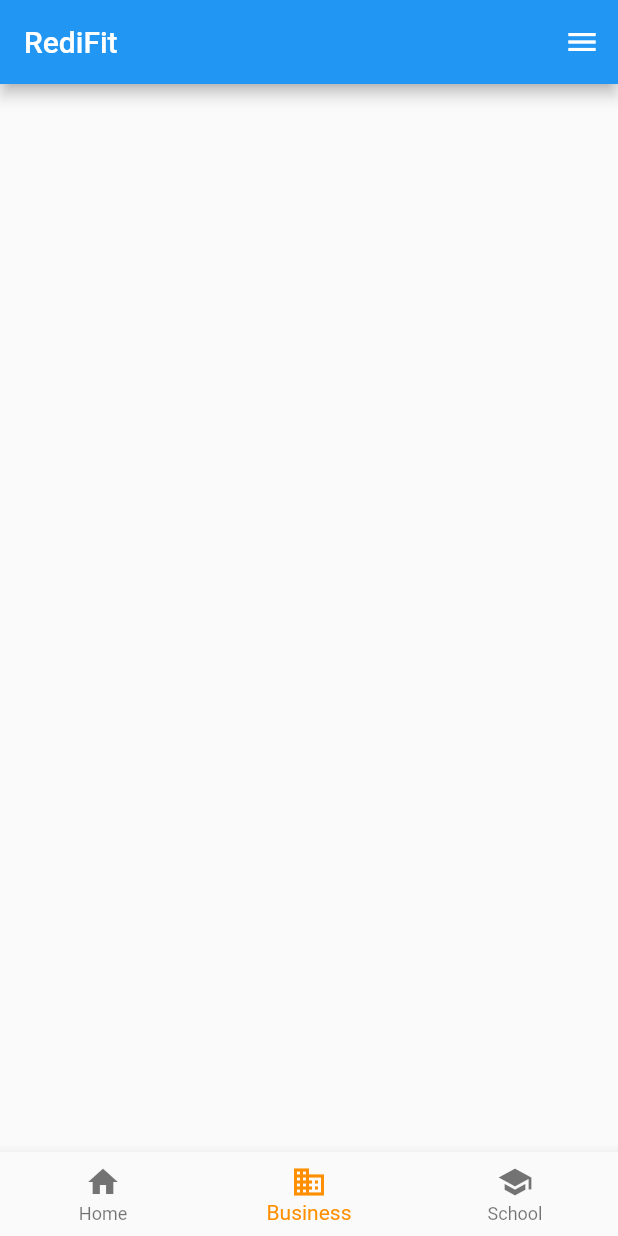
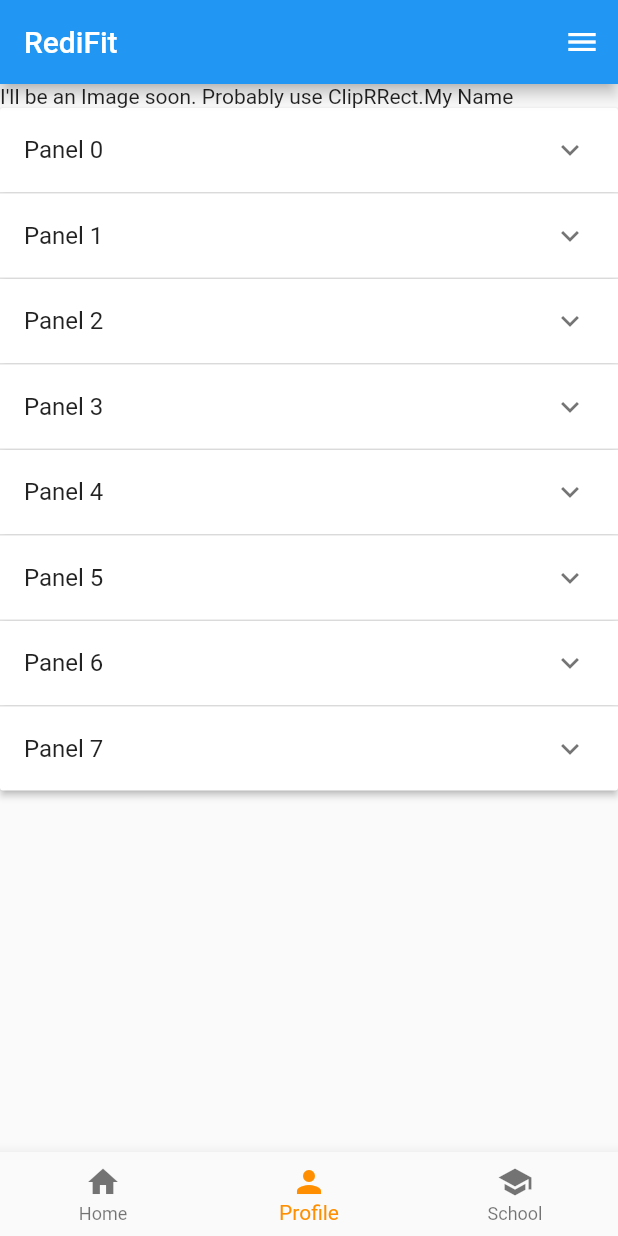
Before and after one commit to DandyAndy22/redifit-mobile, a Flutter app: the screen it shows after launch, item 2 of the bottom bar chosen, on a phone screen of 412 x 824 dp. Run offline on Flutter 3.47's test engine with Material 2 defaults, Android fonts, the phone set to English and light mode, and no system bars.

Commit message:
Filled in Profile page w/ mock text and sample accordion #3

```diff
--- a/lib/screens/profile.dart
+++ b/lib/screens/profile.dart
@@ -8,10 +8,74 @@
 }
 
 class _ProfileState extends State<Profile> {
+  final List<Item> _data = generateItems(8);
+
   @override
   Widget build(BuildContext context) {
     return Scaffold(
-      body: Column(),
+      body: Column(children: [
+        Row(children: const [
+          Text("I'll be an Image soon. Probably use ClipRRect."),
+          Text("My Name"),
+        ]),
+        SingleChildScrollView(
+          child: Container(
+            child: _buildPanel(),
+          ),
+        ),
+      ]),
+    );
+  }
+
+  Widget _buildPanel() {
+    return ExpansionPanelList(
+      expansionCallback: (int index, bool isExpanded) {
+        setState(() {
+          _data[index].isExpanded = !isExpanded;
+        });
+      },
+      children: _data.map<ExpansionPanel>((Item item) {
+        return ExpansionPanel(
+          headerBuilder: (BuildContext context, bool isExpanded) {
+            return ListTile(
+              title: Text(item.headerValue),
+            );
+          },
+          body: ListTile(
+              title: Text(item.expandedValue),
+              subtitle:
+                  const Text('To delete this panel, tap the trash can icon'),
+              trailing: const Icon(Icons.delete),
+              onTap: () {
+                setState(() {
+                  _data.removeWhere((Item currentItem) => item == currentItem);
+                });
+              }),
+          isExpanded: item.isExpanded,
+        );
+      }).toList(),
     );
   }
 }
+
+// stores ExpansionPanel state information
+class Item {
+  Item({
+    required this.expandedValue,
+    required this.headerValue,
+    this.isExpanded = false,
+  });
+
+  String expandedValue;
+  String headerValue;
+  bool isExpanded;
+}
+
+List<Item> generateItems(int numberOfItems) {
+  return List<Item>.generate(numberOfItems, (int index) {
+    return Item(
+      headerValue: 'Panel $index',
+      expandedValue: 'This is item number $index',
+    );
+  });
+}
--- a/lib/screens/tabs.dart
+++ b/lib/screens/tabs.dart
@@ -47,8 +47,8 @@
             label: 'Home',
           ),
           BottomNavigationBarItem(
-            icon: Icon(Icons.business),
-            label: 'Business',
+            icon: Icon(Icons.person),
+            label: 'Profile',
           ),
           BottomNavigationBarItem(
             icon: Icon(Icons.school),
```
